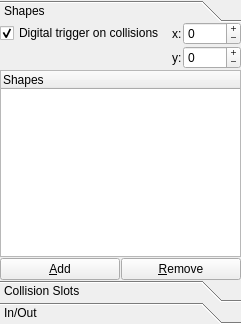
The window that ui/tab_regionsUi.ui (wonkoderverstaendige/Spotter) describes before a commit, drawn with Qt 5.
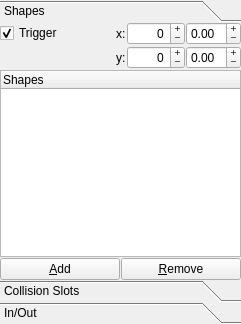
The same window after the commit.

Commit message:
Show first point coordinates of shape normalized.
Shape coordinate of the first point is now also shown in normalized
coordinates to make it easier to build/update templates by hand.

What changed in the file:
```diff
--- a/ui/tab_regionsUi.ui
+++ b/ui/tab_regionsUi.ui
@@ -106,7 +106,7 @@
              <item>
               <widget class="QCheckBox" name="ckb_trigger">
                <property name="text">
-                <string>Digital trigger on collisions</string>
+                <string>Trigger</string>
                </property>
                <property name="checked">
                 <bool>true</bool>
@@ -135,6 +135,9 @@
              </item>
              <item>
               <widget class="QSpinBox" name="spin_shape_x">
+               <property name="alignment">
+                <set>Qt::AlignRight|Qt::AlignTrailing|Qt::AlignVCenter</set>
+               </property>
                <property name="buttonSymbols">
                 <enum>QAbstractSpinBox::PlusMinus</enum>
                </property>
@@ -149,6 +152,22 @@
                </property>
               </widget>
              </item>
+             <item>
+              <widget class="QDoubleSpinBox" name="spin_shape_normx">
+               <property name="buttonSymbols">
+                <enum>QAbstractSpinBox::PlusMinus</enum>
+               </property>
+               <property name="minimum">
+                <double>-2.000000000000000</double>
+               </property>
+               <property name="maximum">
+                <double>2.000000000000000</double>
+               </property>
+               <property name="singleStep">
+                <double>0.050000000000000</double>
+               </property>
+              </widget>
+             </item>
             </layout>
            </item>
            <item row="5" column="0" colspan="2">
@@ -175,6 +194,9 @@
              </item>
              <item>
               <widget class="QSpinBox" name="spin_shape_y">
+               <property name="alignment">
+                <set>Qt::AlignRight|Qt::AlignTrailing|Qt::AlignVCenter</set>
+               </property>
                <property name="buttonSymbols">
                 <enum>QAbstractSpinBox::PlusMinus</enum>
                </property>
@@ -189,6 +211,22 @@
                </property>
               </widget>
              </item>
+             <item>
+              <widget class="QDoubleSpinBox" name="spin_shape_normy">
+               <property name="buttonSymbols">
+                <enum>QAbstractSpinBox::PlusMinus</enum>
+               </property>
+               <property name="minimum">
+                <double>-2.000000000000000</double>
+               </property>
+               <property name="maximum">
+                <double>2.000000000000000</double>
+               </property>
+               <property name="singleStep">
+                <double>0.050000000000000</double>
+               </property>
+              </widget>
+             </item>
             </layout>
            </item>
            <item row="6" column="0" rowspan="2" colspan="2">
```
The commit also changes 3 other files.
